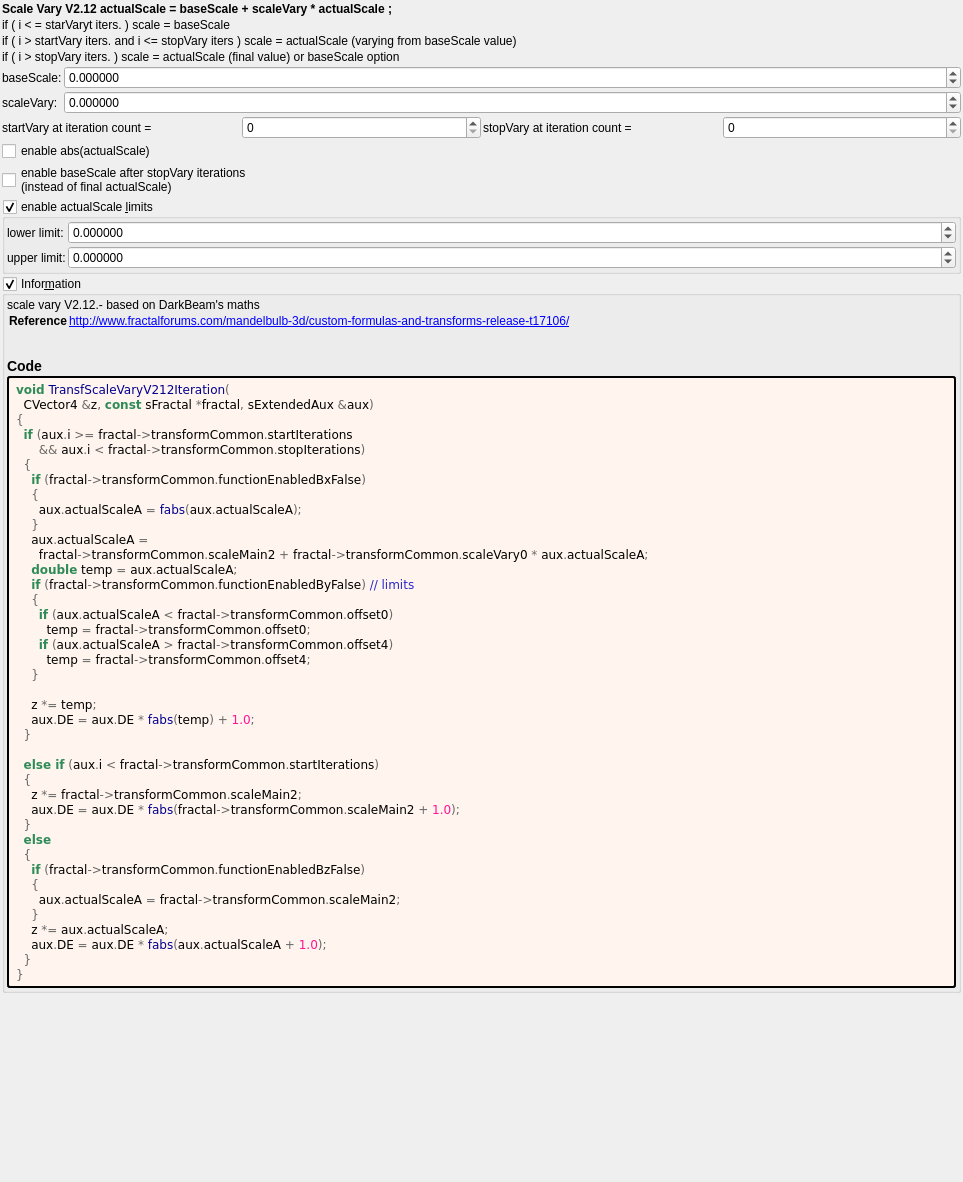
This is mandelbulber2/formula/ui/transf_scale_vary_v212.ui in buddhi1980/mandelbulber2 as Qt 5 draws it before an edit. The edited form follows.
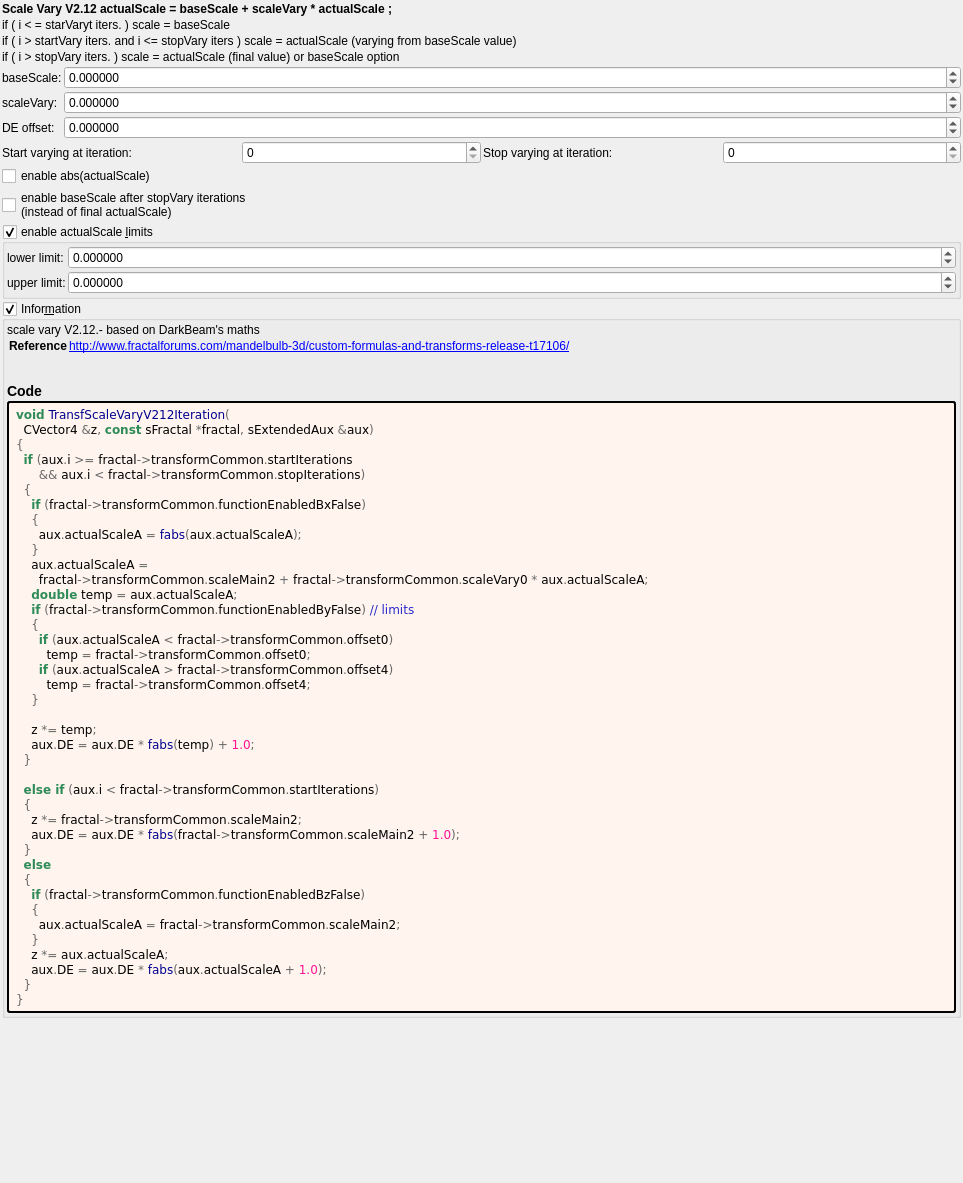
This is the edited form. Custom widgets are drawn as their Qt base class.

What changed in the file:
```diff
--- a/mandelbulber2/formula/ui/transf_scale_vary_v212.ui
+++ b/mandelbulber2/formula/ui/transf_scale_vary_v212.ui
@@ -7,7 +7,7 @@
     <x>0</x>
     <y>0</y>
     <width>963</width>
-    <height>1182</height>
+    <height>1183</height>
    </rect>
   </property>
   <property name="windowTitle">
@@ -147,11 +147,56 @@
        </property>
       </widget>
      </item>
+     <item row="2" column="0">
+      <widget class="QLabel" name="label_120">
+       <property name="text">
+        <string notr="true">DE offset:</string>
+       </property>
+      </widget>
+     </item>
+     <item row="2" column="1">
+      <widget class="MyDoubleSpinBox" name="spinbox_analyticDE_offset_1">
+       <property name="sizePolicy">
+        <sizepolicy hsizetype="Minimum" vsizetype="Maximum">
+         <horstretch>0</horstretch>
+         <verstretch>0</verstretch>
+        </sizepolicy>
+       </property>
+       <property name="prefix">
+        <string/>
+       </property>
+       <property name="suffix">
+        <string/>
+       </property>
+       <property name="decimals">
+        <number>6</number>
+       </property>
+       <property name="minimum">
+        <double>-99.989999999999995</double>
+       </property>
+       <property name="maximum">
+        <double>99.989999999999995</double>
+       </property>
+       <property name="singleStep">
+        <double>0.100000000000000</double>
+       </property>
+      </widget>
+     </item>
     </layout>
    </item>
    <item>
-    <layout class="QGridLayout" name="gridLayout_3">
-     <item row="0" column="2">
+    <layout class="QHBoxLayout" name="horizontalLayout_27" stretch="0,0,0,0">
+     <item>
+      <widget class="QLabel" name="label_171">
+       <property name="text">
+        <string>Start varying at iteration:</string>
+       </property>
+       <property name="wordWrap">
+        <bool>true</bool>
+       </property>
+      </widget>
+     </item>
+     <item>
       <widget class="MySpinBox" name="spinboxInt_transf_start_iterations">
        <property name="sizePolicy">
         <sizepolicy hsizetype="Minimum" vsizetype="Maximum">
@@ -170,7 +215,17 @@
        </property>
       </widget>
      </item>
-     <item row="0" column="4">
+     <item>
+      <widget class="QLabel" name="label_169">
+       <property name="text">
+        <string>Stop varying at iteration:</string>
+       </property>
+       <property name="wordWrap">
+        <bool>true</bool>
+       </property>
+      </widget>
+     </item>
+     <item>
       <widget class="MySpinBox" name="spinboxInt_transf_stop_iterations">
        <property name="sizePolicy">
         <sizepolicy hsizetype="Preferred" vsizetype="Maximum">
@@ -183,26 +238,6 @@
        </property>
       </widget>
      </item>
-     <item row="0" column="1">
-      <widget class="QLabel" name="label_68">
-       <property name="text">
-        <string>startVary at iteration count =</string>
-       </property>
-       <property name="wordWrap">
-        <bool>true</bool>
-       </property>
-      </widget>
-     </item>
-     <item row="0" column="3">
-      <widget class="QLabel" name="label_50">
-       <property name="text">
-        <string>stopVary at iteration count =</string>
-       </property>
-       <property name="wordWrap">
-        <bool>true</bool>
-       </property>
-      </widget>
-     </item>
     </layout>
    </item>
    <item>
```
Left out of the diff: 80 changed lines with no effect on the pictures.
